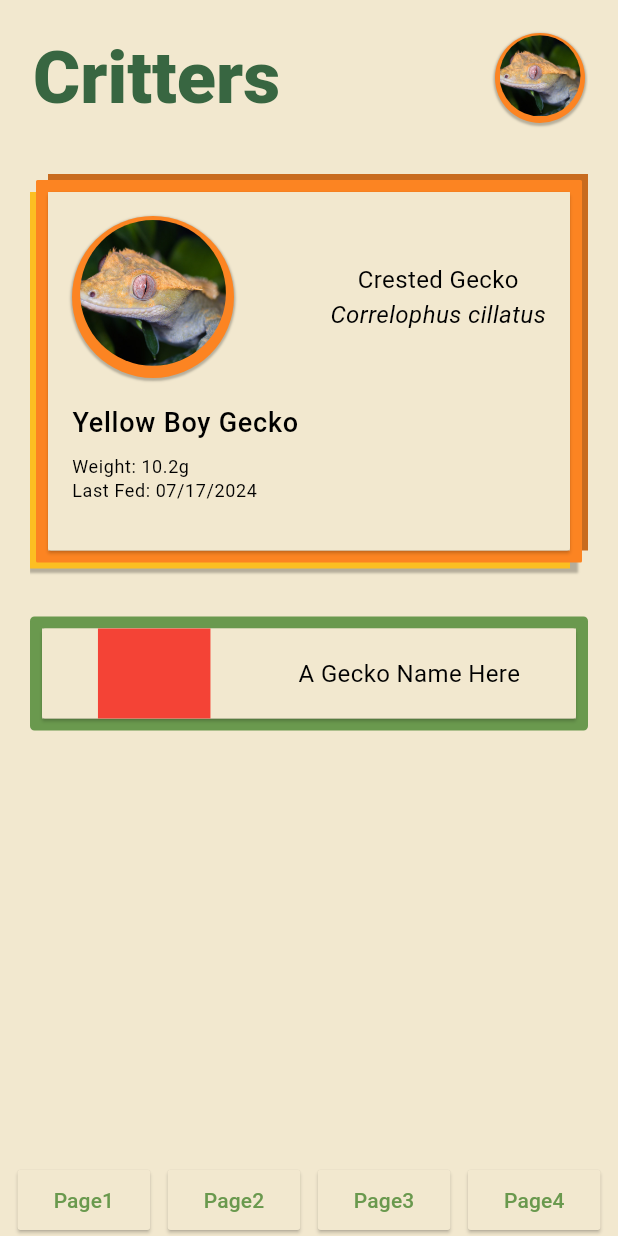
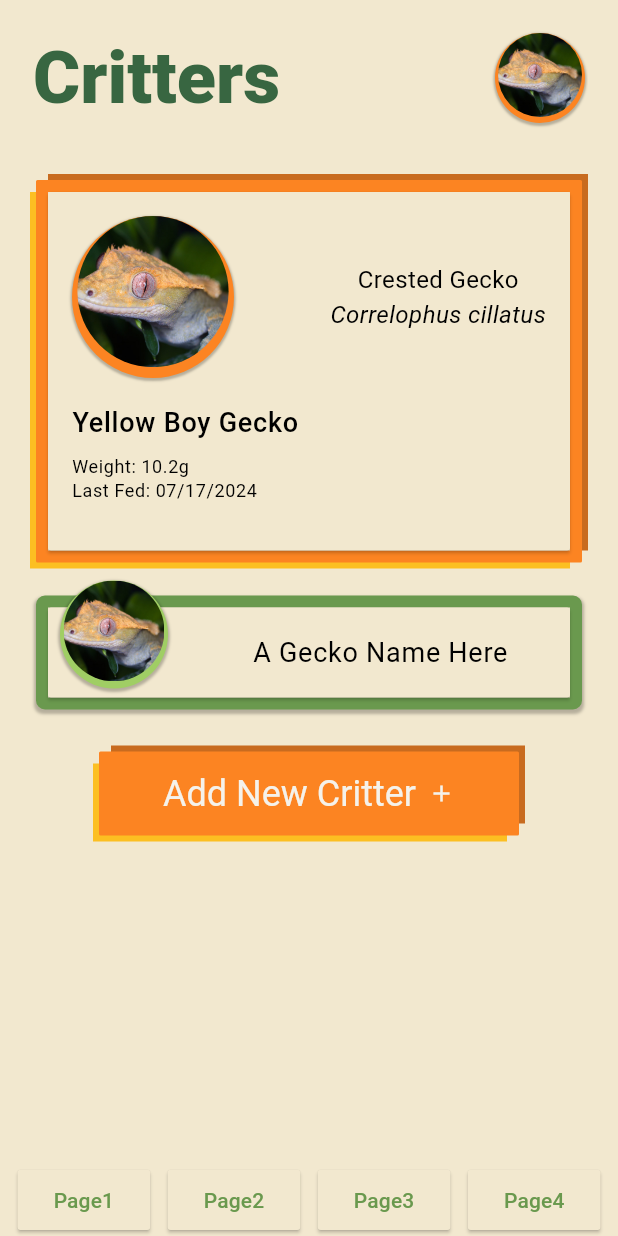
Before and after one commit to dompetriella/healthy_critter, a Flutter app: the HomePage screen opened by its route, after a tap on "Crested Gecko", on a phone screen of 412 x 824 dp. Run offline on Flutter 3.47's test engine with Material 3 defaults, Android fonts, the light colour scheme and no system bars; our stand-ins replace flutter_riverpod, freezed_annotation, go_router, hexcolor, riverpod_annotation, supabase_flutter; accounts and stored records are empty; generated files the repository leaves out were written again.

Commit message:
widgets for data page

```diff
--- a/lib/app/global_widgets/action_button.dart
+++ b/lib/app/global_widgets/action_button.dart
@@ -4,28 +4,50 @@ enum ButtonType { majorAction, minorAction }
 
 class ActionButton extends StatelessWidget {
   final String text;
-  final double buttonWidth;
+  final double? buttonWidth;
   final ButtonType buttonType;
   final double verticalPadding;
+  final double horizontalPadding;
   final VoidCallback onPressed;
+  final Widget? trailingWidget;
   const ActionButton(
       {super.key,
       required this.text,
-      this.buttonWidth = 200,
-      this.verticalPadding = 20,
+      this.buttonWidth,
+      this.verticalPadding = 16,
+      this.horizontalPadding = 32,
+      this.trailingWidget,
       this.buttonType = ButtonType.majorAction,
       required this.onPressed});
 
   @override
   Widget build(BuildContext context) {
-    return Stack(
+    return Center(
+      child: Stack(
         children: [
-        Positioned.fill(
-            child: Transform.translate(
-          offset: Offset(6, -6),
+          Positioned(
+            bottom: 0,
+            top: 12,
+            left: 0,
+            right: 12,
             child: Container(
               decoration: BoxDecoration(
-                borderRadius: BorderRadius.circular(1),
+                  color: switch (buttonType) {
+                ButtonType.majorAction =>
+                  Theme.of(context).colorScheme.tertiaryFixed,
+                ButtonType.minorAction =>
+                  Theme.of(context).colorScheme.primaryFixed,
+                _ => Theme.of(context).colorScheme.primaryFixed,
+              }),
+            ),
+          ),
+          Positioned(
+            bottom: 12,
+            top: 0,
+            left: 12,
+            right: 0,
+            child: Container(
+              decoration: BoxDecoration(
                   color: switch (buttonType) {
                 ButtonType.majorAction =>
                   Theme.of(context).colorScheme.tertiaryFixedDim,
@@ -34,28 +56,19 @@ class ActionButton extends StatelessWidget {
                 _ => Theme.of(context).colorScheme.primaryFixedDim,
               }),
             ),
-        )),
-        Positioned.fill(
-            child: Transform.translate(
-          offset: Offset(-6, 6),
+          ),
+          Padding(
+            padding: const EdgeInsets.symmetric(horizontal: 4.0, vertical: 4),
             child: Container(
-            decoration: BoxDecoration(
-                borderRadius: BorderRadius.circular(1),
-                color: switch (buttonType) {
-                  ButtonType.majorAction =>
-                    Theme.of(context).colorScheme.tertiaryFixed,
-                  ButtonType.minorAction =>
-                    Theme.of(context).colorScheme.primaryFixed,
-                  _ => Theme.of(context).colorScheme.primaryFixed,
-                }),
-          ),
-        )),
-        SizedBox(
-          width: buttonWidth,
+              constraints:
+                  BoxConstraints(maxWidth: buttonWidth ?? double.maxFinite),
               child: ElevatedButton(
                   style: ElevatedButton.styleFrom(
                       foregroundColor: Theme.of(context).colorScheme.onTertiary,
-                  padding: EdgeInsets.symmetric(vertical: verticalPadding),
+                      padding: EdgeInsets.symmetric(
+                          vertical: verticalPadding,
+                          horizontal: horizontalPadding),
+                      elevation: 0,
                       shape: RoundedRectangleBorder(
                           borderRadius: BorderRadius.circular(1)),
                       backgroundColor: switch (buttonType) {
@@ -66,15 +79,29 @@ class ActionButton extends StatelessWidget {
                         _ => Theme.of(context).colorScheme.primary,
                       }),
                   onPressed: onPressed,
-              child: Text(
+                  child: Row(
+                    mainAxisAlignment: MainAxisAlignment.center,
+                    children: [
+                      Text(
                         text,
                         style: Theme.of(context)
                             .textTheme
                             .headlineSmall!
-                    .copyWith(color: Theme.of(context).colorScheme.onTertiary),
+                            .copyWith(
+                                color:
+                                    Theme.of(context).colorScheme.onTertiary),
+                      ),
+                      if (trailingWidget != null)
+                        SizedBox(
+                          width: 8,
+                        ),
+                      if (trailingWidget != null) trailingWidget!
+                    ],
                   )),
             ),
+          )
         ],
+      ),
     );
   }
 }
--- a/lib/app/global_widgets/color_container.dart
+++ b/lib/app/global_widgets/color_container.dart
@@ -11,29 +11,12 @@ class ColorContainer extends StatelessWidget {
       children: [
         Positioned(
           bottom: 0,
-          left: 0,
-          right: 8,
-          child: Container(
-            height: 50,
-            decoration: BoxDecoration(boxShadow: [
-              BoxShadow(
-                  offset: Offset(0, 4 * (elevation / 2)),
-                  blurRadius: 0.5 * elevation,
-                  spreadRadius: 1 * elevation,
-                  color: Colors.black.withOpacity(.25))
-            ]),
-          ),
-        ),
-        Positioned(
-          bottom: 0,
           top: 12,
           left: 0,
           right: 12,
-          child: Expanded(
           child: Container(
             decoration: BoxDecoration(
                 color: Theme.of(context).colorScheme.tertiaryFixed),
-            ),
           ),
         ),
         Positioned(
@@ -41,11 +24,9 @@ class ColorContainer extends StatelessWidget {
           top: 0,
           left: 12,
           right: 0,
-          child: Expanded(
           child: Container(
             decoration: BoxDecoration(
                 color: Theme.of(context).colorScheme.tertiaryFixedDim),
-            ),
           ),
         ),
         Padding(
--- a/lib/app/global_widgets/critter_profile_picture.dart
+++ b/lib/app/global_widgets/critter_profile_picture.dart
@@ -3,7 +3,12 @@ import 'package:flutter/material.dart';
 class CritterProfilePicture extends StatelessWidget {
   final double scale;
   final double elevation;
-  const CritterProfilePicture({super.key, this.scale = 1, this.elevation = 1});
+  final Color backgroundColor;
+  const CritterProfilePicture(
+      {super.key,
+      this.scale = 1,
+      this.elevation = 1,
+      required this.backgroundColor});
 
   @override
   Widget build(BuildContext context) {
@@ -11,7 +16,7 @@ class CritterProfilePicture extends StatelessWidget {
       height: 60 * scale,
       width: 60 * scale,
       decoration: BoxDecoration(
-          color: Theme.of(context).colorScheme.tertiary,
+          color: backgroundColor,
           borderRadius: BorderRadius.circular(500),
           boxShadow: [
             BoxShadow(
@@ -21,11 +26,11 @@ class CritterProfilePicture extends StatelessWidget {
                 color: Colors.black.withOpacity(.25))
           ]),
       child: Transform.translate(
-        offset: Offset(0, -1.5 * scale),
+        offset: Offset(0, -2 * scale),
         child: Center(
           child: Container(
-            width: 54 * scale,
-            height: 54 * scale,
+            width: 56 * scale,
+            height: 56 * scale,
             clipBehavior: Clip.antiAlias,
             decoration: BoxDecoration(borderRadius: BorderRadius.circular(500)),
             child: Image.asset(
--- a/lib/app/global_widgets/page_header.dart
+++ b/lib/app/global_widgets/page_header.dart
@@ -22,7 +22,9 @@ class PageHeader extends StatelessWidget {
                     fontWeight: FontWeight.w900,
                     color: Theme.of(context).colorScheme.primaryFixedDim),
               ),
-              CritterProfilePicture()
+              CritterProfilePicture(
+                backgroundColor: Theme.of(context).colorScheme.tertiary,
+              )
             ],
           ),
         ),
--- a/lib/app/pages/home_page.dart
+++ b/lib/app/pages/home_page.dart
@@ -1,9 +1,9 @@
 import 'package:flutter/material.dart';
 import 'package:flutter_riverpod/flutter_riverpod.dart';
 import 'package:healthy_critter/app/pages/subpages/critter_page/critter_page.dart';
-import 'package:healthy_critter/app/pages/subpages/data_page.dart';
-import 'package:healthy_critter/app/pages/subpages/metrics_page.dart';
-import 'package:healthy_critter/app/pages/subpages/settings_page.dart';
+import 'package:healthy_critter/app/pages/subpages/data_page/data_page.dart';
+import 'package:healthy_critter/app/pages/subpages/metrics_page/metrics_page.dart';
+import 'package:healthy_critter/app/pages/subpages/settings_page/settings_page.dart';
 import 'package:healthy_critter/state/auth_state.dart';
 
 final PageController pageController = PageController();
--- a/lib/app/pages/subpages/critter_page/critter_page.dart
+++ b/lib/app/pages/subpages/critter_page/critter_page.dart
@@ -1,4 +1,5 @@
 import 'package:flutter/material.dart';
+import 'package:healthy_critter/app/global_widgets/action_button.dart';
 import 'package:healthy_critter/app/global_widgets/color_container.dart';
 import 'package:healthy_critter/app/global_widgets/color_seperator.dart';
 import 'package:healthy_critter/app/global_widgets/critter_profile_picture.dart';
@@ -15,43 +16,88 @@ class CritterPage extends StatelessWidget {
         SizedBox(
           height: 16,
         ),
+        Expanded(
+          child: Container(
+            child: ListView(
+              children: [
                 ExpandedCritterTile(),
-        Padding(
-          padding: const EdgeInsets.only(top: 32.0),
+                CritterTile(),
+                SizedBox(
+                  height: 24,
+                ),
+                ActionButton(
+                    text: 'Add New Critter',
+                    buttonWidth: 280,
+                    verticalPadding: 12,
+                    trailingWidget: Icon(Icons.add),
+                    onPressed: () {})
+              ],
+            ),
+          ),
+        ),
+      ],
+    );
+  }
+}
+
+class CritterTile extends StatelessWidget {
+  const CritterTile({
+    super.key,
+  });
+
+  @override
+  Widget build(BuildContext context) {
+    return Padding(
+      padding: const EdgeInsets.only(top: 18.0, left: 4, right: 4),
       child: Container(
         decoration: BoxDecoration(
             color: Theme.of(context).colorScheme.surface,
-                borderRadius: BorderRadius.circular(3),
+            borderRadius: BorderRadius.circular(6),
+            boxShadow: [
+              BoxShadow(
+                  offset: Offset(0, 2),
+                  blurRadius: 1,
+                  spreadRadius: 1,
+                  color: Colors.black.withOpacity(.25))
+            ],
             border: Border.all(
                 color: Theme.of(context).colorScheme.primary, width: 8)),
         child: ElevatedButton(
           onPressed: () {},
           style: ElevatedButton.styleFrom(padding: EdgeInsets.all(0)),
-              child: Padding(
-                padding: const EdgeInsets.symmetric(horizontal: 8.0),
           child: Stack(
+            clipBehavior: Clip.none,
             children: [
               Row(
-                      mainAxisAlignment: MainAxisAlignment.spaceAround,
+                mainAxisAlignment: MainAxisAlignment.start,
                 children: [
-                        Container(
+                  SizedBox(
                     height: 60,
-                          width: 75,
-                          color: Colors.red,
+                    width: 95,
                   ),
-                        Text(
+                  Expanded(
+                    child: Center(
+                      child: Text(
                         'A Gecko Name Here',
-                          style: Theme.of(context).textTheme.bodyMedium,
+                        style: Theme.of(context).textTheme.bodyLarge,
+                      ),
+                    ),
                   )
                 ],
               ),
+              Positioned(
+                  left: 14,
+                  bottom: 12,
+                  child: Transform.scale(
+                      scale: 1.2,
+                      child: CritterProfilePicture(
+                        backgroundColor:
+                            Theme.of(context).colorScheme.primaryFixed,
+                      )))
             ],
           ),
         ),
       ),
-          ),
-        )
-      ],
     );
   }
 }
@@ -65,7 +111,9 @@ class ExpandedCritterTile extends StatelessWidget {
   Widget build(BuildContext context) {
     return ColorContainer(
         content: ElevatedButton(
-      style: ElevatedButton.styleFrom(padding: EdgeInsets.all(16)),
+      style: ElevatedButton.styleFrom(
+          padding: EdgeInsets.all(16),
+          foregroundColor: Theme.of(context).colorScheme.tertiary),
       onPressed: () {},
       child: Column(
         children: [
@@ -74,6 +122,7 @@ class ExpandedCritterTile extends StatelessWidget {
             children: [
               CritterProfilePicture(
                 scale: 1.8,
+                backgroundColor: Theme.of(context).colorScheme.tertiary,
               ),
               Column(
                 children: [
--- a/lib/app/pages/subpages/data_page.dart
+++ /dev/null
@@ -1,13 +0,0 @@
-import 'package:flutter/material.dart';
-import 'package:healthy_critter/app/pages/home_page.dart';
-
-class DataPage extends StatelessWidget {
-  const DataPage({super.key});
-
-  @override
-  Widget build(BuildContext context) {
-    return Container(
-      color: Colors.orange,
-    );
-  }
-}
--- /dev/null
+++ b/lib/app/pages/subpages/data_page/data_page.dart
@@ -0,0 +1,32 @@
+import 'package:flutter/material.dart';
+import 'package:healthy_critter/app/global_widgets/action_button.dart';
+import 'package:healthy_critter/app/global_widgets/color_container.dart';
+import 'package:healthy_critter/app/global_widgets/page_header.dart';
+import 'package:healthy_critter/app/pages/home_page.dart';
+
+class DataPage extends StatelessWidget {
+  const DataPage({super.key});
+
+  @override
+  Widget build(BuildContext context) {
+    return Column(
+      children: [
+        PageHeader(headerText: 'Data'),
+        ActionButton(
+          text: 'Filters',
+          onPressed: () {},
+          verticalPadding: 8,
+          buttonWidth: 160,
+          trailingWidget: Icon(Icons.tune),
+        ),
+        SizedBox(
+          height: 24,
+        ),
+        ColorContainer(
+            content: Container(
+          height: 400,
+        ))
+      ],
+    );
+  }
+}
--- a/lib/app/pages/subpages/metrics_page.dart
+++ b/lib/app/pages/subpages/metrics_page/metrics_page.dart
@@ -1,12 +1,13 @@
 import 'package:flutter/material.dart';
+import 'package:healthy_critter/app/global_widgets/page_header.dart';
 
 class MetricsPage extends StatelessWidget {
   const MetricsPage({super.key});
 
   @override
   Widget build(BuildContext context) {
-    return Container(
-      color: Colors.blue,
+    return Column(
+      children: [PageHeader(headerText: 'Metrics')],
     );
   }
 }
--- a/lib/app/pages/subpages/settings_page.dart
+++ b/lib/app/pages/subpages/settings_page/settings_page.dart
@@ -1,12 +1,13 @@
 import 'package:flutter/material.dart';
+import 'package:healthy_critter/app/global_widgets/page_header.dart';
 
 class SettingsPage extends StatelessWidget {
   const SettingsPage({super.key});
 
   @override
   Widget build(BuildContext context) {
-    return Container(
-      color: Colors.red,
+    return Column(
+      children: [PageHeader(headerText: 'Settings')],
     );
   }
 }
```
Lines whose indentation alone changed are shown as unchanged.
